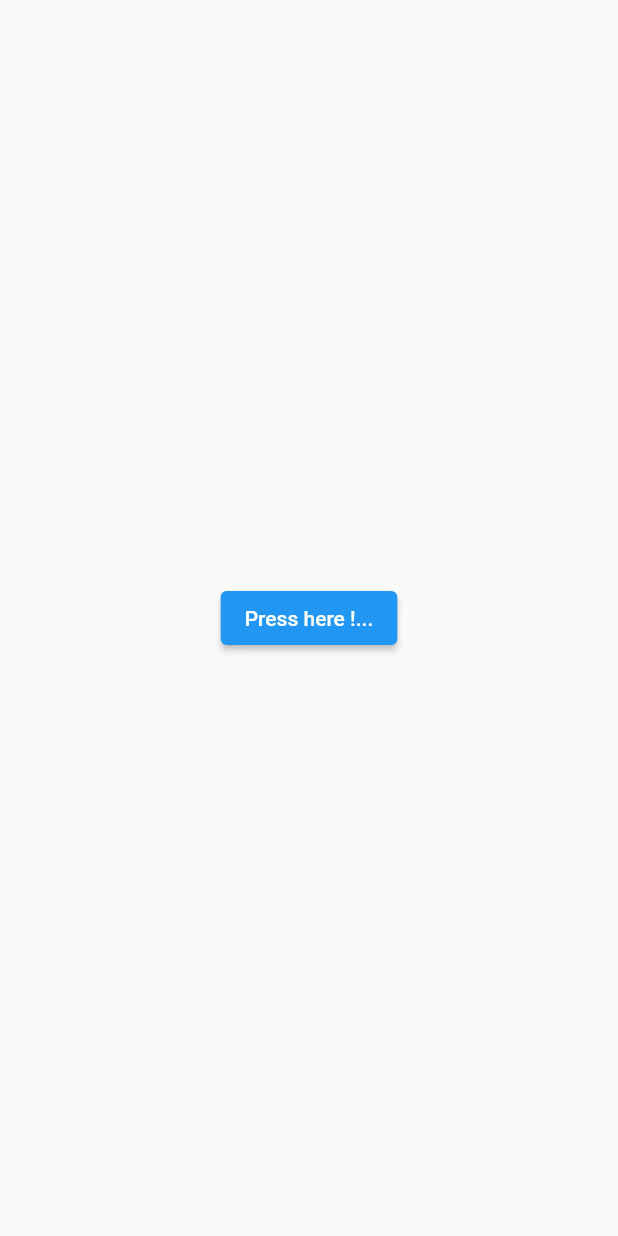
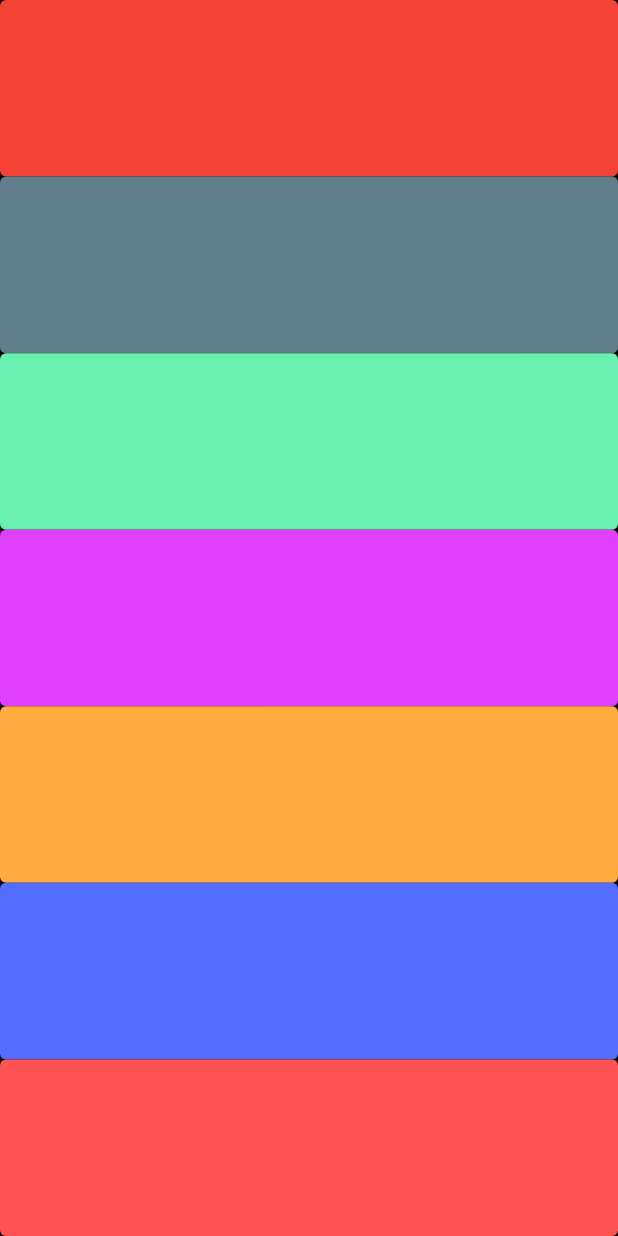
Before and after one commit to AnthonyEdwardStark3000/Flutter, a Flutter app: the screen it shows after launch, on a phone screen of 412 x 824 dp. Run offline on Flutter 3.47's test engine with Material 2 defaults, Android fonts, the light colour scheme and no system bars; our stand-ins replace audioplayers; missing offline and left inert: dice_icons.

Commit message:
Completed with another application

```diff
--- a/xylophone/lib/main.dart
+++ b/xylophone/lib/main.dart
@@ -1,28 +1,48 @@
 import 'package:flutter/material.dart';
+import 'package:audioplayers/src/audio_cache.dart';
 import 'package:audioplayers/audioplayers.dart';
 
-void main() {
-  runApp(xylophoneApp());
-}
+void main() => runApp(xylophoneApp());
 
 class xylophoneApp extends StatelessWidget {
   const xylophoneApp({Key? key}) : super(key: key);
 
   @override
   Widget build(BuildContext context) {
+    void soundPlayer(int soundNumber) {
+      final player = AudioPlayer();
+      player.play(AssetSource('note1.wav'));
+    }
+
+    Expanded buildKey({required Color color, required int soundNumber}) {
+      return Expanded(
+        child: ElevatedButton(
+            onPressed: () async {
+              soundPlayer(soundNumber);
+            },
+            style: ElevatedButton.styleFrom(
+              backgroundColor: color, // Background color
+            ),
+            child: null),
+      );
+    }
+
     return MaterialApp(
       home: Scaffold(
+        backgroundColor: Colors.black,
         body: SafeArea(
           child: Container(
-            child: Center(
-              child: ElevatedButton(
-                  onPressed: () {
-                    final player = AudioCache();
-                    player.load("assets/note1.wav");
-                    print("Created ..");
-                  },
-                  child: Text('Press here !...')),
-            ),
+            child: Column(
+                crossAxisAlignment: CrossAxisAlignment.stretch,
+                children: <Widget>[
+                  buildKey(color: Colors.red, soundNumber: 1),
+                  buildKey(color: Colors.blueGrey, soundNumber: 2),
+                  buildKey(color: Colors.greenAccent, soundNumber: 3),
+                  buildKey(color: Colors.purpleAccent, soundNumber: 4),
+                  buildKey(color: Colors.orangeAccent, soundNumber: 5),
+                  buildKey(color: Colors.indigoAccent, soundNumber: 6),
+                  buildKey(color: Colors.redAccent, soundNumber: 7),
+                ]),
           ),
         ),
       ),
```
